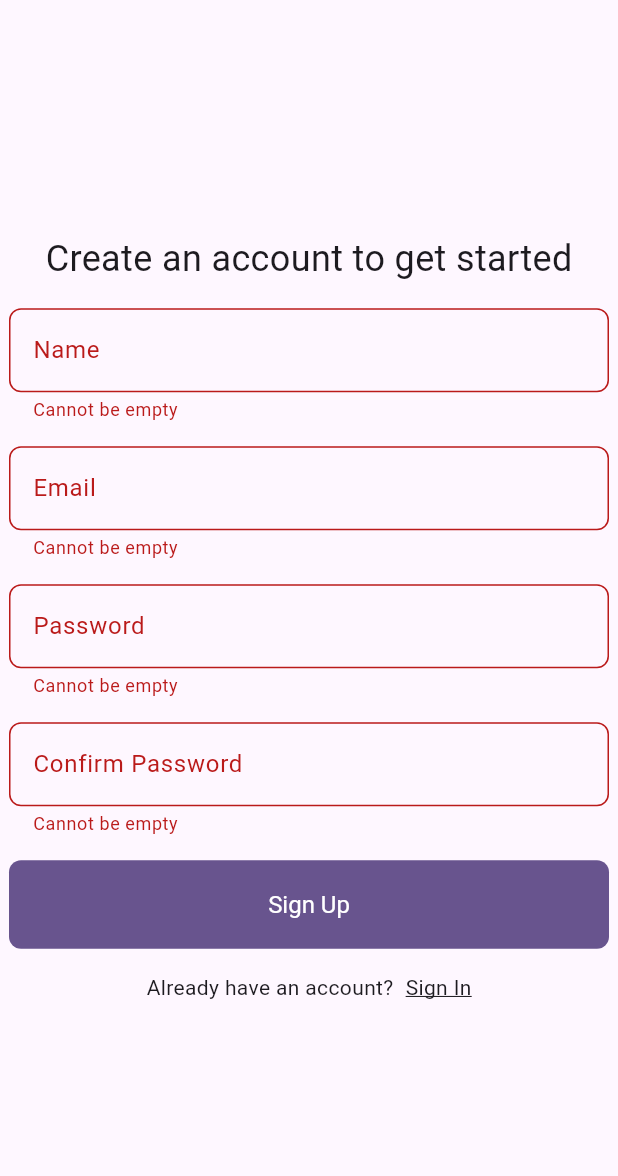
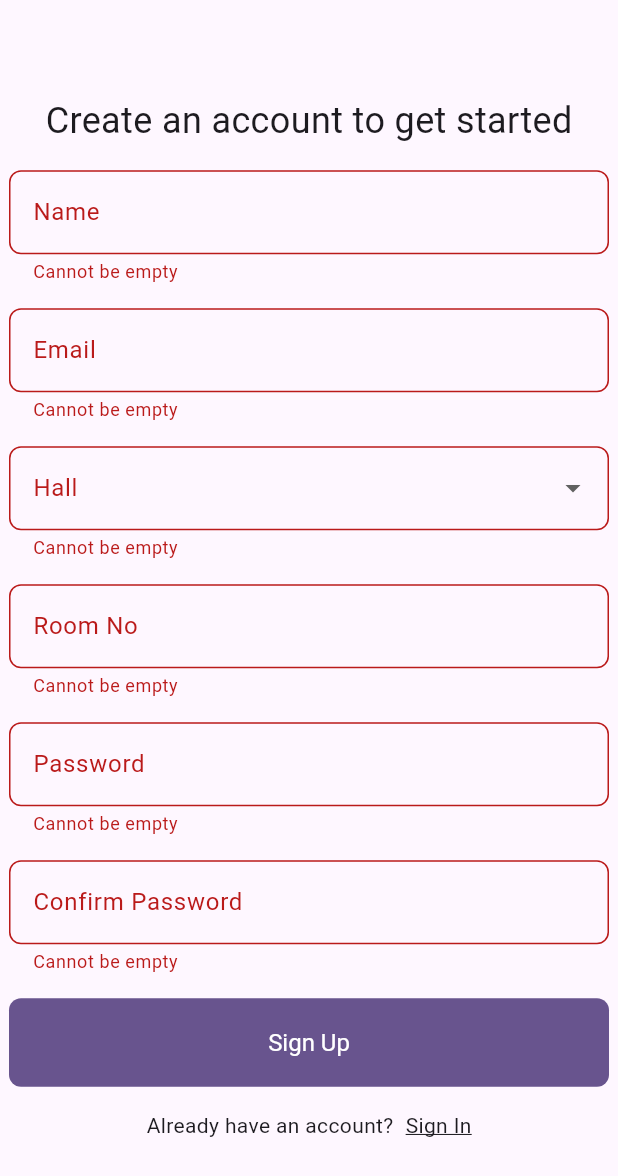
Before and after one commit to roundspecs/grontho_kutir, a Flutter app: the screen it shows after launch, after a tap on "Sign Up", on a phone screen of 412 x 824 dp. Shown: the top 1176 px of the screen. Run offline on Flutter 3.47's test engine with Material 3 defaults, Android fonts, the phone set to English and light mode, and no system bars; our stand-ins replace flutter_bloc, fpdart, get_it, supabase_flutter; accounts and stored records are empty.

Commit message:
feat: add hall name and room number fields to sign up process

```diff
--- a/lib/core/core.dart
+++ b/lib/core/core.dart
@@ -3,6 +3,8 @@ export 'theme/theme.dart';
 export 'validators/id_validator.dart';
 export 'validators/name_validator.dart';
 export 'validators/password_validator.dart';
+export 'validators/room_number_validator.dart';
+export 'validators/hall_name_validator.dart';
 export 'secrets/secrets.dart';
 export 'usecase/usecase.dart';
 export 'utils/id_to_email.dart';
--- /dev/null
+++ b/lib/core/validators/hall_name_validator.dart
@@ -0,0 +1,6 @@
+String? hallNameValidator(String? value) {
+  if (value == null || value.isEmpty) {
+    return 'Cannot be empty';
+  }
+  return null;
+}
--- /dev/null
+++ b/lib/core/validators/room_number_validator.dart
@@ -0,0 +1,11 @@
+
+String? roomNumberValidator(String? value) {
+  if (value == null || value.isEmpty) {
+    return 'Cannot be empty';
+  }
+  final id = int.tryParse(value);
+  if (id == null) {
+    return 'Enter a valid ID';
+  }
+  return null;
+}
--- a/lib/features/auth/data/datasource/auth_remote_data_source.dart
+++ b/lib/features/auth/data/datasource/auth_remote_data_source.dart
@@ -9,6 +9,8 @@ abstract interface class AuthRemoteDataSource {
 
   Future<String> singUpWithEmailAndPassword({
     required String name,
+    required String hallName,
+    required String roomNumber,
     required String email,
     required String password,
   });
@@ -29,6 +31,8 @@ class AuthRemoteDataSourceImpl implements AuthRemoteDataSource {
   @override
   Future<String> singUpWithEmailAndPassword({
     required String name,
+    required String hallName,
+    required String roomNumber,
     required String email,
     required String password,
   }) async {
@@ -36,7 +40,7 @@ class AuthRemoteDataSourceImpl implements AuthRemoteDataSource {
       final response = await supabaseClient.auth.signUp(
         email: email,
         password: password,
-        data: {"name": name},
+        data: {"name": name, "hall_name": hallName, "room_number": roomNumber},
       );
       if (response.user == null) {
         throw ServerException("Failed to sign up");
--- a/lib/features/auth/data/repository/auth_repository_impl.dart
+++ b/lib/features/auth/data/repository/auth_repository_impl.dart
@@ -16,12 +16,16 @@ class AuthRepositoryImpl implements AuthRepository {
   @override
   Future<Either<Failure, String>> singUpWithEmailAndPassword({
     required String name,
+    required String hallName,
+    required String roomNumber,
     required String email,
     required String password,
   }) async {
     try {
       final response = await authRemoteDataSource.singUpWithEmailAndPassword(
         name: name,
+        hallName: hallName,
+        roomNumber: roomNumber,
         email: email,
         password: password,
       );
--- a/lib/features/auth/domain/repository/auth_repository.dart
+++ b/lib/features/auth/domain/repository/auth_repository.dart
@@ -9,6 +9,8 @@ abstract interface class AuthRepository {
 
   Future<Either<Failure, String>> singUpWithEmailAndPassword({
     required String name,
+    required String hallName,
+    required String roomNumber,
     required String email,
     required String password,
   });
--- a/lib/features/auth/domain/usecases/sign_up_usecase.dart
+++ b/lib/features/auth/domain/usecases/sign_up_usecase.dart
@@ -8,6 +8,8 @@ class SignUpUsecase implements Usecase<String, SignUpParams> {
   Future<Either<Failure, String>> call(params) async {
     return await authRepository.singUpWithEmailAndPassword(
       name: params.name,
+      hallName: params.hallName,
+      roomNumber: params.roomNumber,
       email: params.email,
       password: params.password,
     );
@@ -16,11 +18,15 @@ class SignUpUsecase implements Usecase<String, SignUpParams> {
 
 class SignUpParams {
   final String name;
+  final String hallName;
+  final String roomNumber;
   final String email;
   final String password;
 
   SignUpParams({
     required this.name,
+    required this.hallName,
+    required this.roomNumber,
     required this.email,
     required this.password,
   });
--- a/lib/features/auth/presentation/bloc/auth_bloc.dart
+++ b/lib/features/auth/presentation/bloc/auth_bloc.dart
@@ -13,6 +13,8 @@ class AuthBloc extends Bloc<AuthEvent, AuthState> {
     on<AuthSignUpWithEmailAndPassword>((event, emit) async {
       final response = await _signUpUsecase(SignUpParams(
         name: event.name,
+        hallName: event.hallName,
+        roomNumber: event.roomNumber,
         email: event.email,
         password: event.password,
       ));
--- a/lib/features/auth/presentation/bloc/auth_event.dart
+++ b/lib/features/auth/presentation/bloc/auth_event.dart
@@ -5,11 +5,15 @@ sealed class AuthEvent {}
 
 class AuthSignUpWithEmailAndPassword extends AuthEvent {
   final String name;
+  final String hallName;
+  final String roomNumber;
   final String email;
   final String password;
 
   AuthSignUpWithEmailAndPassword({
     required this.name,
+    required this.hallName,
+    required this.roomNumber,
     required this.email,
     required this.password,
   });
--- a/lib/features/auth/presentation/pages/sign_up_page.dart
+++ b/lib/features/auth/presentation/pages/sign_up_page.dart
@@ -16,6 +16,8 @@ class _SignUpPageState extends State<SignUpPage> {
   final _idController = TextEditingController();
   final _passwordController = TextEditingController();
   final _confirmPasswordController = TextEditingController();
+  final _hallNameController = TextEditingController();
+  final _roomNumberController = TextEditingController();
 
   @override
   Widget build(BuildContext context) {
@@ -53,6 +55,48 @@ class _SignUpPageState extends State<SignUpPage> {
                         suffixText: "@student.cuet.ac.bd",
                       ),
                       validator: idValidator,
+                      keyboardType: TextInputType.number,
+                    ),
+                    const SizedBox(height: 16),
+                    DropdownButtonFormField<String>(
+                      decoration: const InputDecoration(
+                        labelText: 'Hall',
+                      ),
+                      items: const [
+                        DropdownMenuItem(
+                          value: 'Qudrat-e-Khuda Hall',
+                          child: Text('Qudrat-e-Khuda Hall'),
+                        ),
+                        DropdownMenuItem(
+                          value: 'Tareq Huda Hall',
+                          child: Text('Tareq Huda Hall'),
+                        ),
+                        DropdownMenuItem(
+                          value: 'Shah Hall',
+                          child: Text('Shah Hall'),
+                        ),
+                        DropdownMenuItem(
+                          value: 'Abu Sayed Hall',
+                          child: Text('Abu Sayed Hall'),
+                        ),
+                        DropdownMenuItem(
+                          value: 'Titumir Hall',
+                          child: Text('Titumir Hall'),
+                        ),
+                      ],
+                      onChanged: (value) {
+                        _hallNameController.text = value!;
+                      },
+                      validator: hallNameValidator,
+                    ),
+                    const SizedBox(height: 16),
+                    TextFormField(
+                      controller: _roomNumberController,
+                      decoration: const InputDecoration(
+                        labelText: 'Room No',
+                      ),
+                      validator: roomNumberValidator,
+                      keyboardType: TextInputType.number,
                     ),
                     const SizedBox(height: 16),
                     TextFormField(
@@ -75,10 +119,14 @@ class _SignUpPageState extends State<SignUpPage> {
                     const SizedBox(height: 16),
                     FilledButton(
                       onPressed: () {
-                        if (_formKey.currentState!.validate()) {
+                        if (_passwordController.text ==
+                                _confirmPasswordController.text &&
+                            _formKey.currentState!.validate()) {
                           context.read<AuthBloc>().add(
                                 AuthSignUpWithEmailAndPassword(
                                   name: _nameController.text,
+                                  hallName: _hallNameController.text,
+                                  roomNumber: _roomNumberController.text,
                                   email: idToEmail(_idController.text),
                                   password: _passwordController.text,
                                 ),
```
